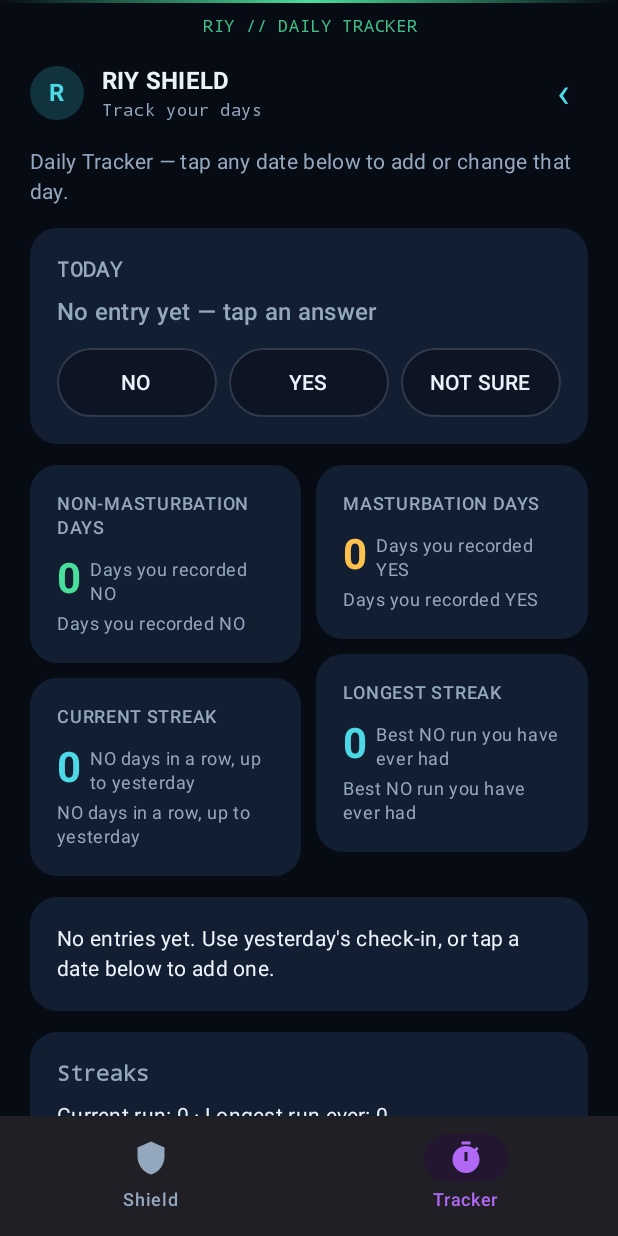
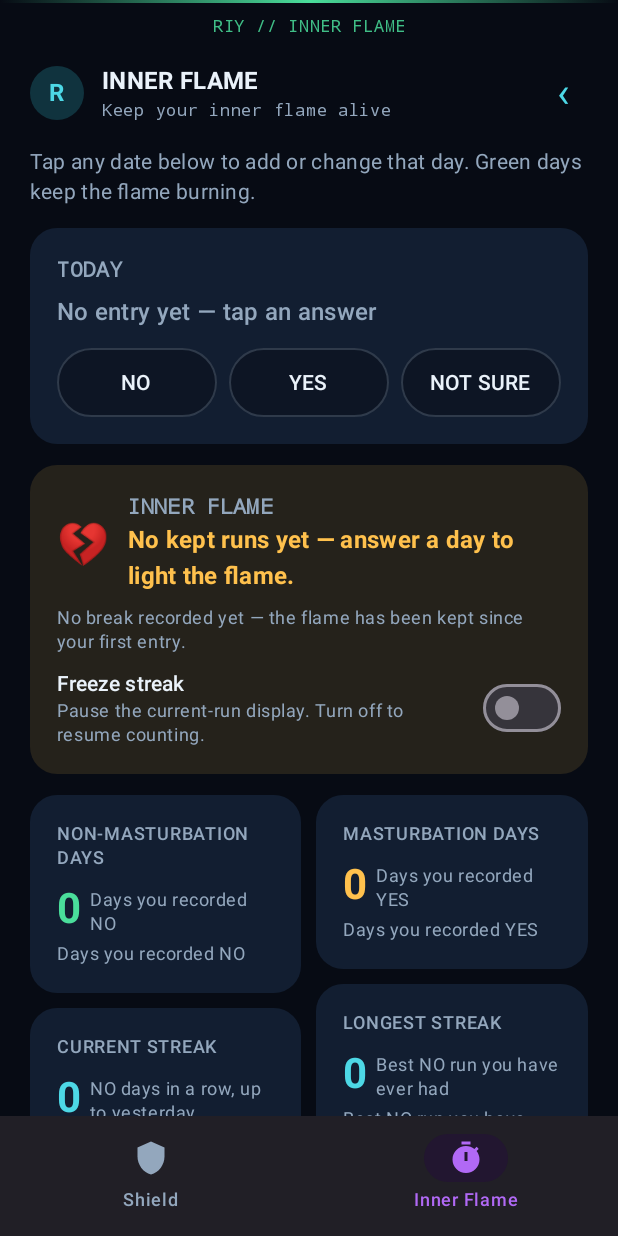
Before and after one commit to vishal507c-spec/riy, an Android app built with Jetpack Compose: the screen it shows after launch (MainActivity), item 2 of the bottom bar chosen, on a phone screen of 412 x 824 dp. Run offline under Robolectric (Android 15) with nearby library versions, the phone set to English and light mode, and no system bars; pictures from the network do not load; 2 statements that could not run were skipped.

Commit message:
v3.5.0: rename tracker to INNER FLAME with kept/break flame status and history

```diff
--- a/app/src/main/java/com/vishal/riy/ui/RiyApp.kt
+++ b/app/src/main/java/com/vishal/riy/ui/RiyApp.kt
@@ -98,7 +98,7 @@ fun RiyApp(openCheckInOnStart: Boolean = false) {
                             selected = screen == AppScreen.TRACKER,
                             onClick = { screen = AppScreen.TRACKER },
                             icon = { Icon(Icons.Filled.Timer, contentDescription = null) },
-                            label = { Text("Tracker") },
+                            label = { Text("Inner Flame") },
                         )
                     }
                 }
--- a/app/src/main/java/com/vishal/riy/ui/TrackerCheckInSheet.kt
+++ b/app/src/main/java/com/vishal/riy/ui/TrackerCheckInSheet.kt
@@ -58,7 +58,7 @@ fun TrackerCheckInSheet(
     var note by remember(epochDay) { mutableStateOf(existingNote.orEmpty()) }
 
     SciFiFrame(
-        header = "RIY // DAILY CHECK-IN",
+        header = "RIY // INNER FLAME CHECK-IN",
         headerColor = SciFiColors.GoGreen,
         modifier = modifier,
     ) {
--- a/app/src/main/java/com/vishal/riy/ui/TrackerScreen.kt
+++ b/app/src/main/java/com/vishal/riy/ui/TrackerScreen.kt
@@ -41,10 +41,12 @@ import androidx.compose.ui.text.font.FontWeight
 import androidx.compose.ui.text.style.TextAlign
 import androidx.compose.ui.unit.dp
 import com.vishal.riy.R
+import com.vishal.riy.tracker.FlameSegment
 import com.vishal.riy.tracker.InsightTone
 import com.vishal.riy.tracker.TrackerCalendarDay
 import com.vishal.riy.tracker.TrackerDates
 import com.vishal.riy.tracker.TrackerInsights
+import com.vishal.riy.tracker.TrackerStats
 import com.vishal.riy.tracker.TrackerStatus
 import com.vishal.riy.tracker.TrackerUiState
 import java.util.Locale
@@ -83,7 +85,7 @@ fun TrackerScreen(
     modifier: Modifier = Modifier,
 ) {
     SciFiFrame(
-        header = "RIY // DAILY TRACKER",
+        header = "RIY // INNER FLAME",
         headerColor = SciFiColors.GoGreen,
         modifier = modifier,
     ) {
@@ -125,6 +127,11 @@ fun TrackerScreen(
 
             TodayCard(todayStatus = state.todayStatus, onSetToday = onSetToday)
 
+            FlameCard(
+                stats = state.stats,
+                onSetFreeze = onSetStreakFreeze,
+            )
+
             // Four real numbers in a balanced 2x2 grid.
             Row(modifier = Modifier.fillMaxWidth(), horizontalArrangement = Arrangement.spacedBy(10.dp)) {
                 Column(modifier = Modifier.weight(1f), verticalArrangement = Arrangement.spacedBy(10.dp)) {
@@ -159,13 +166,7 @@ fun TrackerScreen(
 
             TrackerStatusLine(state)
 
-            StreakCard(
-                currentStreak = state.stats.currentStreak,
-                longestStreak = state.stats.longestStreak,
-                streakFrozen = state.stats.streakFrozen,
-                frozenStreak = state.stats.frozenStreak,
-                onSetFreeze = onSetStreakFreeze,
-            )
+            FlameHistoryCard(segments = state.stats.flameSegments)
 
             TrendAndInsights(state)
 
@@ -341,35 +342,69 @@ private fun TrackerStatusLine(state: TrackerUiState) {
     }
 }
 
-/** Streak facts in one line, plus the streak-freeze pause toggle. */
+/**
+ * The INNER FLAME hero: when the flame is burning (kept since), when it last
+ * broke, and the freeze pause. The dates are real record dates — the user
+ * always sees exactly when the flame was kept and when it went out.
+ */
 @Composable
-private fun StreakCard(
-    currentStreak: Int,
-    longestStreak: Int,
-    streakFrozen: Boolean,
-    frozenStreak: Int,
+private fun FlameCard(
+    stats: TrackerStats,
     onSetFreeze: (Boolean) -> Unit,
 ) {
-    SectionCard {
-        SectionLabel(stringResource(R.string.tracker_streak_breakdown_title))
+    val tz = TimeZone.getDefault()
+    val alive = stats.currentStreak > 0
+    val container = if (alive) SciFiColors.GoGreen.copy(alpha = 0.12f) else SciFiColors.SolarAmber.copy(alpha = 0.12f)
+    SectionCard(container = container) {
+        Row(verticalAlignment = Alignment.CenterVertically) {
+            Text(
+                text = if (alive) "🔥" else "💔",
+                style = typography.headlineMedium,
+            )
+            Spacer(Modifier.width(12.dp))
+            Column {
+                Text(
+                    text = stringResource(R.string.tracker_flame_title),
+                    style = typography.labelLarge,
+                    color = colorScheme.onSurfaceVariant,
+                    fontWeight = FontWeight.SemiBold,
+                )
+                Text(
+                    text = if (alive) {
+                        stringResource(
+                            R.string.tracker_flame_burning,
+                            stats.currentStreak,
+                            TrackerDates.formatDate(stats.flameStartDay!!, tz),
+                        )
+                    } else {
+                        stats.lastBreakDay?.let {
+                            stringResource(R.string.tracker_flame_broken, TrackerDates.formatDate(it, tz))
+                        } ?: stringResource(R.string.tracker_flame_never_kept)
+                    },
+                    style = typography.titleMedium,
+                    fontWeight = FontWeight.Bold,
+                    color = if (alive) SciFiColors.GoGreen else SciFiColors.SolarAmber,
+                )
+            }
+        }
+
         Spacer(Modifier.height(8.dp))
         Text(
-            text = stringResource(
-                R.string.tracker_streak_breakdown_body,
-                currentStreak,
-                longestStreak,
-            ),
-            style = typography.bodyMedium,
-            color = colorScheme.onSurface,
+            text = stats.lastBreakDay?.let {
+                stringResource(R.string.tracker_flame_last_break, TrackerDates.formatDate(it, tz))
+            } ?: stringResource(R.string.tracker_flame_never_broke),
+            style = typography.bodySmall,
+            color = colorScheme.onSurfaceVariant,
         )
-        if (streakFrozen && frozenStreak > 0) {
-            Spacer(Modifier.height(6.dp))
+        if (stats.streakFrozen && stats.frozenStreak > 0) {
+            Spacer(Modifier.height(4.dp))
             Text(
-                text = stringResource(R.string.tracker_streak_frozen_note, frozenStreak),
+                text = stringResource(R.string.tracker_streak_frozen_note, stats.frozenStreak),
                 style = typography.bodySmall,
                 color = SciFiColors.NeonCyan,
             )
         }
+
         Spacer(Modifier.height(10.dp))
         Row(
             modifier = Modifier.fillMaxWidth(),
@@ -389,7 +424,43 @@ private fun StreakCard(
                 )
             }
             Spacer(Modifier.width(12.dp))
-            Switch(checked = streakFrozen, onCheckedChange = onSetFreeze)
+            Switch(checked = stats.streakFrozen, onCheckedChange = onSetFreeze)
+        }
+    }
+}
+
+/** Recent flame runs, so "when did I keep it" is visible at a glance. */
+@Composable
+private fun FlameHistoryCard(segments: List<FlameSegment>) {
+    if (segments.isEmpty()) return
+    val tz = TimeZone.getDefault()
+    SectionCard {
+        SectionLabel(stringResource(R.string.tracker_flame_history))
+        Spacer(Modifier.height(8.dp))
+        segments.forEach { segment ->
+            Row(
+                modifier = Modifier.fillMaxWidth(),
+                horizontalArrangement = Arrangement.SpaceBetween,
+                verticalAlignment = Alignment.CenterVertically,
+            ) {
+                Text(
+                    text = "🔥",
+                    style = typography.bodyMedium,
+                )
+                Spacer(Modifier.width(10.dp))
+                Text(
+                    text = stringResource(
+                        R.string.tracker_flame_segment,
+                        TrackerDates.formatDate(segment.startDay, tz),
+                        TrackerDates.formatDate(segment.endDay, tz),
+                        segment.length,
+                    ),
+                    style = typography.bodyMedium,
+                    color = colorScheme.onSurface,
+                    modifier = Modifier.weight(1f),
+                )
+            }
+            Spacer(Modifier.height(6.dp))
         }
     }
 }
--- a/app/src/main/res/values/strings.xml
+++ b/app/src/main/res/values/strings.xml
@@ -162,10 +162,10 @@
          Deliberately no levels, XP, recovery stages, dopamine percentages or
          health claims. The tracker reports recorded days and nothing else, and
          the numbers always come from real persisted data. -->
-    <string name="tracker_entry_title">Open Daily Tracker</string>
-    <string name="tracker_entry_subtitle">Track your days</string>
-    <string name="tracker_title">RIY SHIELD</string>
-    <string name="tracker_subtitle">Daily Tracker — tap any date below to add or change that day.</string>
+    <string name="tracker_entry_title">Open Inner Flame</string>
+    <string name="tracker_entry_subtitle">Keep your inner flame alive</string>
+    <string name="tracker_title">INNER FLAME</string>
+    <string name="tracker_subtitle">Tap any date below to add or change that day. Green days keep the flame burning.</string>
 
     <!-- Every number is explained in a plain sentence, and carries its unit, so
          no figure on this screen has to be interpreted by guesswork. -->
@@ -186,7 +186,7 @@
     <string name="tracker_calendar_header">MONTHLY CALENDAR</string>
     <string name="tracker_back">Back</string>
     <string name="tracker_saved">Saved</string>
-    <string name="tracker_legend">Green = NO · Amber = YES · Grey = not recorded or unknown. Tap a date to edit it.</string>
+    <string name="tracker_legend">Green = flame kept (NO) · Amber = YES · Grey = not recorded or unknown. A dot under a date means it has a note.</string>
 
     <!-- Tracker insights: honest counts only, never scores or health claims. -->
     <string name="tracker_insight_week_no">NO days this week</string>
@@ -213,6 +213,16 @@
     <string name="tracker_streak_freeze">Freeze streak</string>
     <string name="tracker_streak_freeze_desc">Pause the current-run display. Turn off to resume counting.</string>
     <string name="tracker_streak_frozen_note">Streak frozen at %1$d day(s) — turn off to resume counting.</string>
+
+    <!-- INNER FLAME: when it was kept, when it broke — always from real records. -->
+    <string name="tracker_flame_title">INNER FLAME</string>
+    <string name="tracker_flame_burning">Burning for %1$d day(s) — kept since %2$s</string>
+    <string name="tracker_flame_broken">Flame broke on %1$s</string>
+    <string name="tracker_flame_last_break">Last break: %1$s</string>
+    <string name="tracker_flame_never_broke">No break recorded yet — the flame has been kept since your first entry.</string>
+    <string name="tracker_flame_history">Flame history — when you kept it</string>
+    <string name="tracker_flame_segment">%1$s → %2$s · %3$d day(s)</string>
+    <string name="tracker_flame_never_kept">No kept runs yet — answer a day to light the flame.</string>
     <string name="tracker_daily_note">Daily note</string>
     <string name="tracker_daily_note_hint">Optional private note for this day — never counted anywhere</string>
     <string name="tracker_bulk_mark">Mark all of this month</string>
```
Also changed, not shown: app/src/main/java/com/vishal/riy/tracker/TrackerStatistics.kt (+62 -0 lines), 1 other file.
